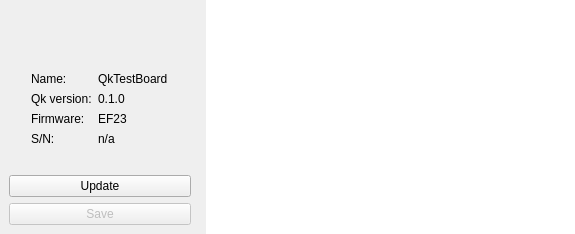
First picture: the form in private/boardpanel.ui, repository QkThings/qkwidget, before the edit.
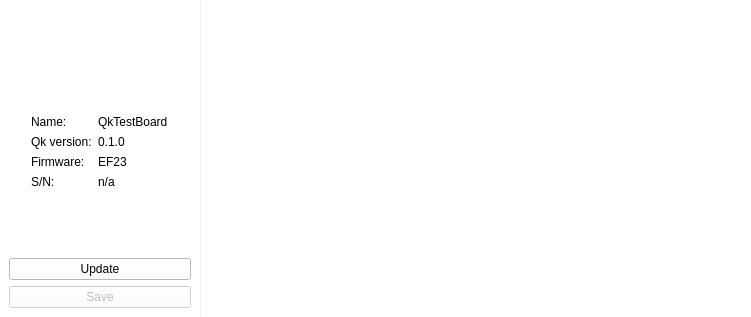
Second picture: the form after the edit. Icons and pictures are not drawn. Custom widgets are drawn as their Qt base class.

What changed in the file:
```diff
--- a/private/boardpanel.ui
+++ b/private/boardpanel.ui
@@ -6,8 +6,8 @@
    <rect>
     <x>0</x>
     <y>0</y>
-    <width>575</width>
-    <height>234</height>
+    <width>751</width>
+    <height>317</height>
    </rect>
   </property>
   <property name="windowTitle">
@@ -24,6 +24,9 @@
 }</string>
   </property>
   <layout class="QHBoxLayout" name="horizontalLayout_4">
+   <property name="spacing">
+    <number>1</number>
+   </property>
    <property name="leftMargin">
     <number>0</number>
    </property>
@@ -50,6 +53,12 @@
        <height>16777215</height>
       </size>
      </property>
+     <property name="styleSheet">
+      <string notr="true">QWidget
+{
+background-color: white;
+}</string>
+     </property>
      <layout class="QVBoxLayout" name="verticalLayout_4">
       <item>
        <layout class="QVBoxLayout" name="verticalLayout_2">
```
Left out of the diff: 8 changed lines with no effect on the pictures.
